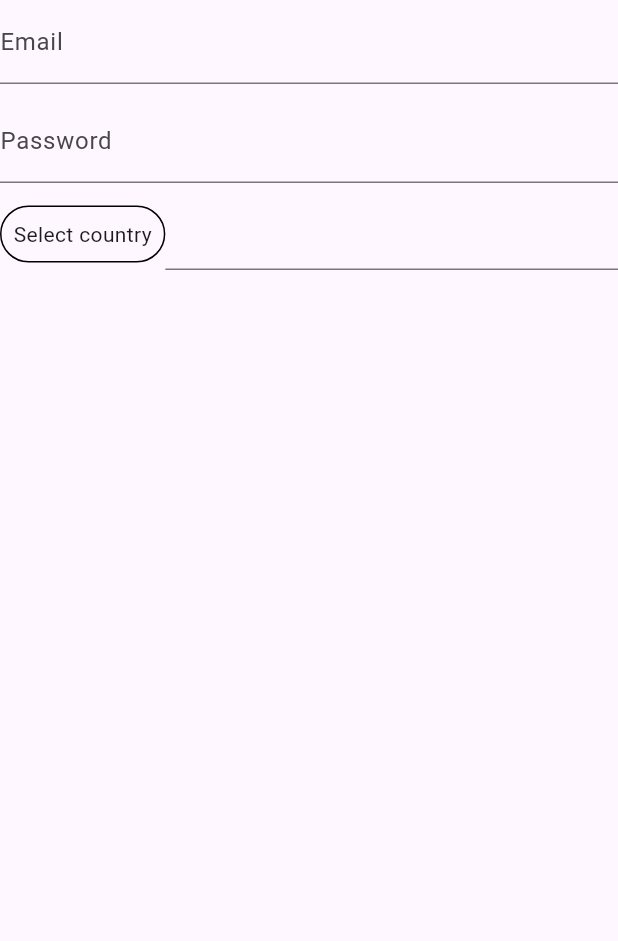
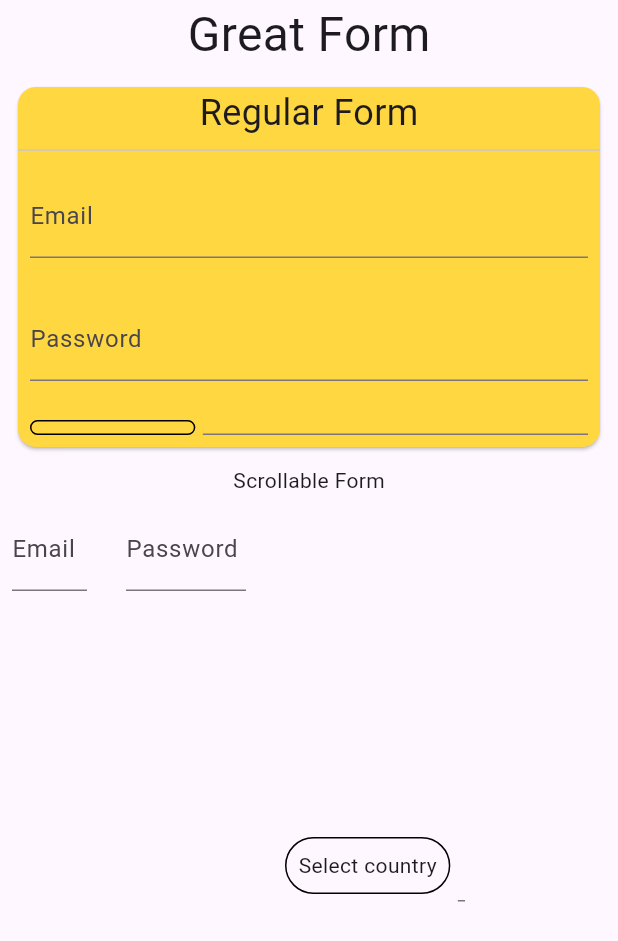
Before and after one commit to valeriiaradzivilo/flutter_great_form_pk, a Flutter app: the screen it shows after launch, on a phone screen of 412 x 824 dp. Shown: the top 941 px of the screen. Run offline on Flutter 3.47's test engine with Material 3 defaults, Android fonts, the phone set to English and light mode, and no system bars; our stand-ins replace logger; network calls fail.

Commit message:
- Adding Card form - Updated pubspec dependencies

```diff
--- a/example/lib/main.dart
+++ b/example/lib/main.dart
@@ -1,4 +1,5 @@
 import 'package:flutter/material.dart';
+import 'package:great_form/additional_forms/scrollable_form.dart';
 import 'package:great_form/form_field/great_form_field.dart';
 import 'package:great_form/great_form.dart';
 import 'package:great_form/helpers/validator.dart';
@@ -14,7 +15,7 @@ class MyApp extends StatelessWidget {
   @override
   Widget build(BuildContext context) {
     return MaterialApp(
-      title: 'Flutter Demo',
+      title: 'Great Form Filed Flutter Demo',
       theme: ThemeData(
         colorScheme: ColorScheme.fromSeed(seedColor: Colors.deepPurple),
         useMaterial3: true,
@@ -45,14 +46,36 @@ class MyHomePage extends StatelessWidget {
 
   @override
   Widget build(BuildContext context) {
-    return Scaffold(
-      body: SafeArea(
-        child: Column(
+    return SafeArea(
+      child: Scaffold(
+        body: Column(
           children: [
-            GreatForm(fields: _fields),
-            // Expanded(
-            //     child:
-            //         ScrollableForm.horizontal(builder: (context, index) => _fields[index], childCount: _fields.length)),
+            const Text(
+              "Great Form",
+              style: TextStyle(fontSize: 32),
+            ),
+            Padding(
+              padding: const EdgeInsets.all(8.0),
+              child: Card(
+                  color: Colors.amberAccent,
+                  child: Column(
+                    children: [
+                      const Text(
+                        "Regular Form",
+                        style: TextStyle(fontSize: 24),
+                      ),
+                      const Divider(),
+                      GreatForm(fields: _fields),
+                    ],
+                  )),
+            ),
+            const Text("Scrollable Form"),
+            Expanded(
+              child: ScrollableForm.horizontal(
+                builder: (context, index) => _fields[index],
+                childCount: _fields.length,
+              ),
+            ),
           ],
         ),
       ),
--- a/lib/form_field/great_form_field.dart
+++ b/lib/form_field/great_form_field.dart
@@ -3,6 +3,8 @@ import 'package:flutter/services.dart';
 import 'package:great_form/form_field/phone/great_phone_form_field.dart';
 import 'package:great_form/helpers/great_text.dart';
 import 'package:great_form/helpers/validator.dart';
+// TODO: Make a required field
+// TODO: Make a card form with certain amount of pages
 
 class GreatFormField extends StatelessWidget {
   const GreatFormField({
@@ -35,7 +37,9 @@ class GreatFormField extends StatelessWidget {
       assert(controller != null);
     }
 
-    return ConstrainedBox(
+    return Padding(
+      padding: const EdgeInsets.all(8.0),
+      child: ConstrainedBox(
         constraints: BoxConstraints(minWidth: (hintText?.length ?? 1) * 10),
         child: IntrinsicHeight(
           child: IntrinsicWidth(
@@ -52,6 +56,7 @@ class GreatFormField extends StatelessWidget {
               ),
           }),
         ),
+      ),
     );
   }
 }
--- a/lib/form_field/phone/great_phone_form_field.dart
+++ b/lib/form_field/phone/great_phone_form_field.dart
@@ -1,6 +1,7 @@
 import 'package:flutter/material.dart';
 import 'package:great_form/model/country_code.dart';
 import 'package:great_form/usecase/get_country_phone_code.dart';
+import 'package:logger/web.dart';
 
 class GreatPhoneFormField extends StatefulWidget {
   const GreatPhoneFormField({super.key, required this.controller});
@@ -31,7 +32,11 @@ class _GreatPhoneFormFieldState extends State<GreatPhoneFormField> {
         initialData: const [],
         builder: (context, snapshot) {
           if (snapshot.hasData) {
-            return Row(
+            return SizedBox(
+              height: 10,
+              child: Row(
+                crossAxisAlignment: CrossAxisAlignment.center,
+                mainAxisAlignment: MainAxisAlignment.center,
                 children: [
                   InkWell(
                     onTap: () => showModalBottomSheet(
@@ -51,12 +56,14 @@ class _GreatPhoneFormFieldState extends State<GreatPhoneFormField> {
                       child: Text(chosenCode ?? 'Select country'),
                     ),
                   ),
+                  const SizedBox(width: 5),
                   Expanded(
                     child: TextFormField(
                       controller: widget.controller,
                     ),
                   )
                 ],
+              ),
             );
           } else {
             return const Text('No data found in the api.');
@@ -106,8 +113,9 @@ class _CountryCodeWidget extends StatelessWidget {
           ? Image.network(
               countryCode.flagLink!,
               errorBuilder: (context, error, stackTrace) {
-                print('Image load failed: $error');
-                return const SizedBox();
+                Logger logger = Logger();
+                logger.e('Image load failed: $error');
+                return const Icon(Icons.flag_rounded);
               },
               width: 50,
               height: 100,
```
Also changed, not shown: example/pubspec.yaml (+4 -3 lines), lib/helpers/card_form.dart (added, +33 -0 lines), pubspec.yaml (+4 -3 lines), example/pubspec.lock. Lines whose indentation alone changed are shown as unchanged.
